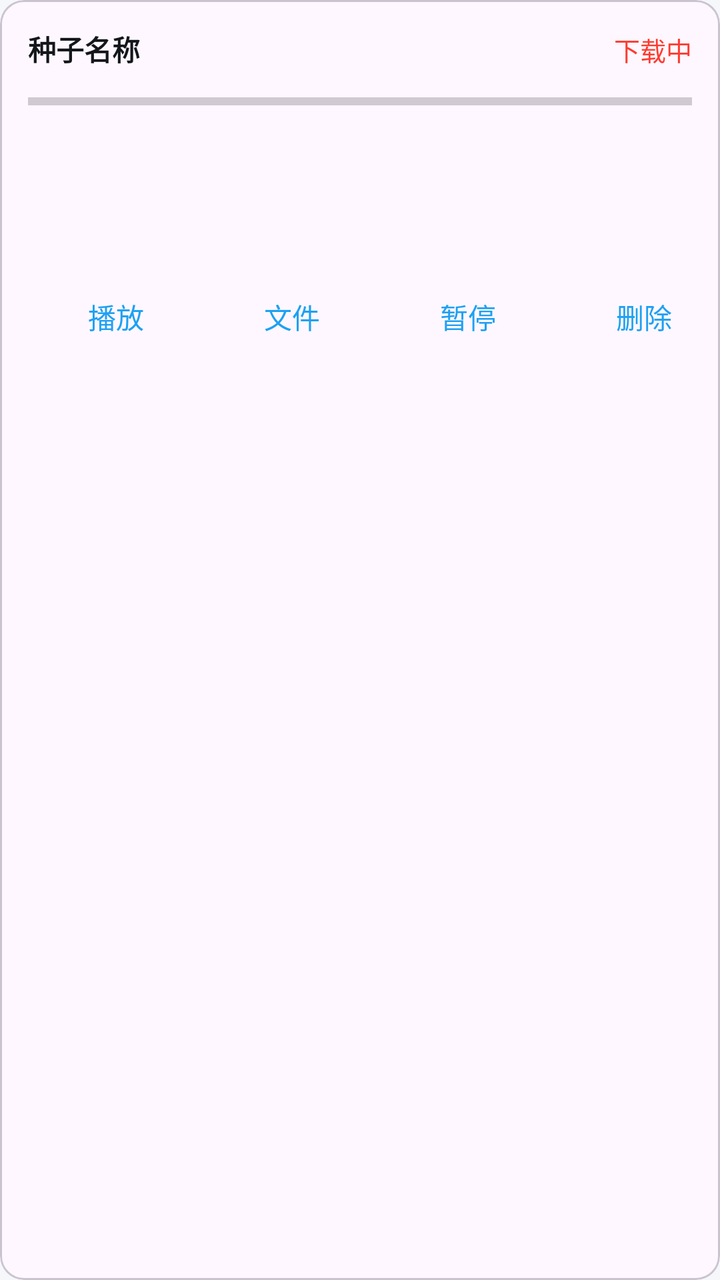
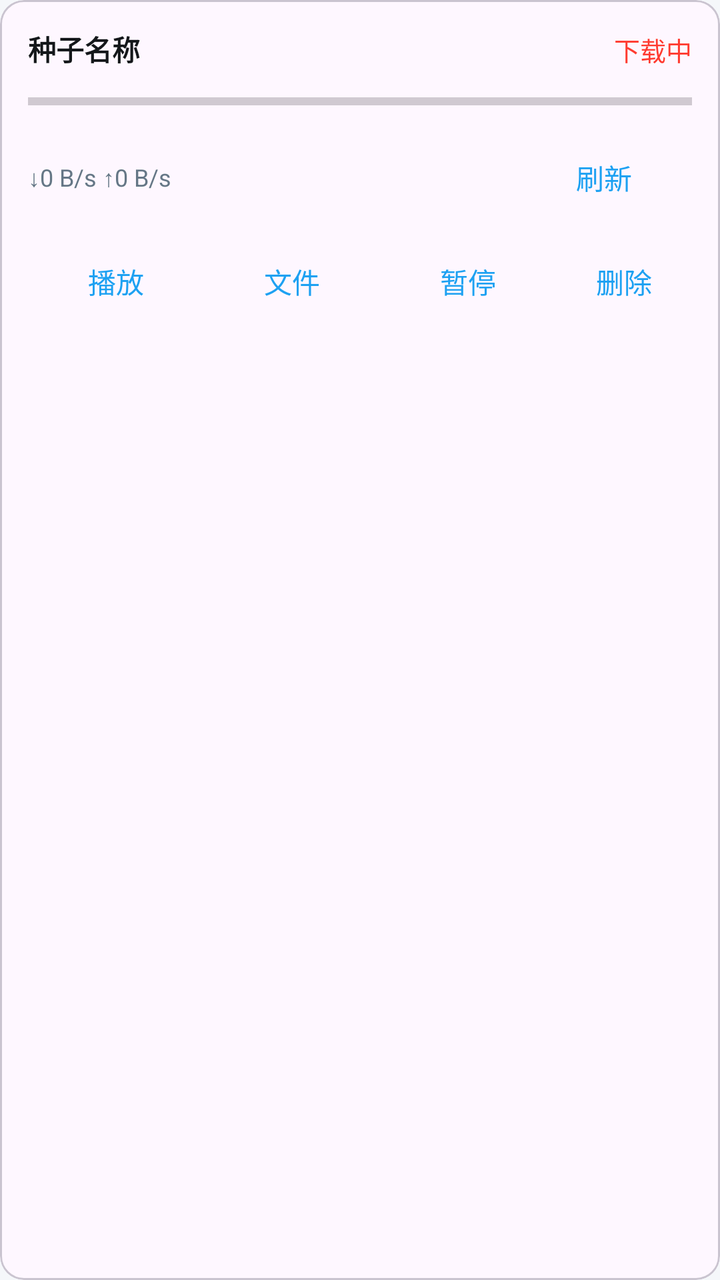

An Android layout rendered at two revisions. The XML below is the earlier revision; the diff shows what the commit changed to produce the second picture.
<!-- AndroidManifest.xml: application theme Theme.XVideoDownloader -->
<!-- res/layout/item_torrent.xml -->
<?xml version="1.0" encoding="utf-8"?>
<com.google.android.material.card.MaterialCardView xmlns:android="http://schemas.android.com/apk/res/android"
    xmlns:app="http://schemas.android.com/apk/res-auto"
    android:layout_width="match_parent"
    android:layout_height="wrap_content"
    android:layout_marginHorizontal="12dp"
    android:layout_marginVertical="5dp"
    app:cardCornerRadius="12dp">

    <LinearLayout
        android:layout_width="match_parent"
        android:layout_height="wrap_content"
        android:orientation="vertical"
        android:padding="14dp">

        <LinearLayout
            android:layout_width="match_parent"
            android:layout_height="wrap_content"
            android:orientation="horizontal">

            <TextView
                android:id="@+id/tvTorrentName"
                android:layout_width="0dp"
                android:layout_height="wrap_content"
                android:layout_weight="1"
                android:ellipsize="middle"
                android:maxLines="2"
                android:text="种子名称"
                android:textColor="@color/text_primary"
                android:textSize="14sp"
                android:textStyle="bold" />

            <TextView
                android:id="@+id/tvTorrentStatus"
                android:layout_width="wrap_content"
                android:layout_height="wrap_content"
                android:layout_marginStart="8dp"
                android:text="下载中"
                android:textColor="@color/accent"
                android:textSize="13sp" />
        </LinearLayout>

        <ProgressBar
            android:id="@+id/pbTorrent"
            style="?android:attr/progressBarStyleHorizontal"
            android:layout_width="match_parent"
            android:layout_height="wrap_content"
            android:layout_marginTop="8dp"
            android:max="100"
            android:progress="0" />

        <LinearLayout
            android:layout_width="match_parent"
            android:layout_height="wrap_content"
            android:layout_marginTop="6dp"
            android:gravity="center_vertical"
            android:orientation="horizontal">

            <TextView
                android:id="@+id/tvTorrentSpeed"
                android:layout_width="0dp"
                android:layout_height="wrap_content"
                android:layout_weight="1"
                android:text="↓0 B/s ↑0 B/s"
                android:textColor="@color/text_secondary"
                android:textSize="12sp" />

            <com.google.android.material.button.MaterialButton
                android:id="@+id/btnTorrentPlay"
                style="@style/Widget.Material3.Button.TextButton"
                android:layout_width="wrap_content"
                android:layout_height="wrap_content"
                android:text="播放" />

            <com.google.android.material.button.MaterialButton
                android:id="@+id/btnTorrentFiles"
                style="@style/Widget.Material3.Button.TextButton"
                android:layout_width="wrap_content"
                android:layout_height="wrap_content"
                android:text="文件" />

            <com.google.android.material.button.MaterialButton
                android:id="@+id/btnTorrentToggle"
                style="@style/Widget.Material3.Button.TextButton"
                android:layout_width="wrap_content"
                android:layout_height="wrap_content"
                android:text="暂停" />

            <com.google.android.material.button.MaterialButton
                android:id="@+id/btnTorrentDelete"
                style="@style/Widget.Material3.Button.TextButton"
                android:layout_width="wrap_content"
                android:layout_height="wrap_content"
                android:text="删除" />
        </LinearLayout>
    </LinearLayout>

</com.google.android.material.card.MaterialCardView>
<!-- resources referenced by this layout -->
<resources>
  <color name="accent">#FF3B30</color>
  <color name="text_primary">#14171A</color>
  <color name="text_secondary">#657786</color>
  <style name="Theme.XVideoDownloader" parent="Theme.Material3.DayNight.NoActionBar">
          <item name="colorPrimary">@color/primary</item>
          <item name="colorOnPrimary">@android:color/white</item>
          <item name="colorSecondary">@color/primary</item>
          <item name="android:windowBackground">@color/bg</item>
          <item name="android:statusBarColor">@color/primary_dark</item>
      </style>
  <color name="primary">#1DA1F2</color>
  <color name="bg">#F5F7FA</color>
  <color name="primary_dark">#0E71A8</color>
</resources>

<!-- the commit's change to res/layout/item_torrent.xml (unified diff, before → after) -->
@@ -66,6 +66,21 @@
                 android:textSize="12sp" />
 
             <com.google.android.material.button.MaterialButton
+                android:id="@+id/btnTorrentRefresh"
+                style="@style/Widget.Material3.Button.TextButton"
+                android:layout_width="wrap_content"
+                android:layout_height="wrap_content"
+                android:text="刷新" />
+        </LinearLayout>
+
+        <LinearLayout
+            android:layout_width="match_parent"
+            android:layout_height="wrap_content"
+            android:layout_marginTop="4dp"
+            android:gravity="end"
+            android:orientation="horizontal">
+
+            <com.google.android.material.button.MaterialButton
                 android:id="@+id/btnTorrentPlay"
                 style="@style/Widget.Material3.Button.TextButton"
                 android:layout_width="wrap_content"
